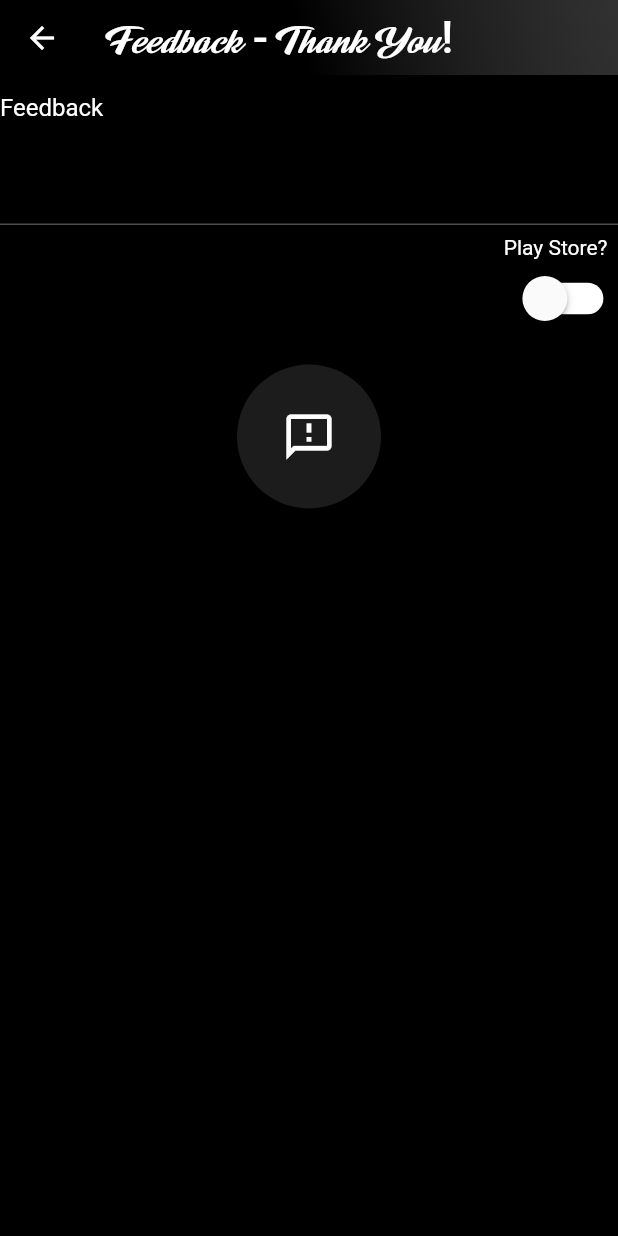
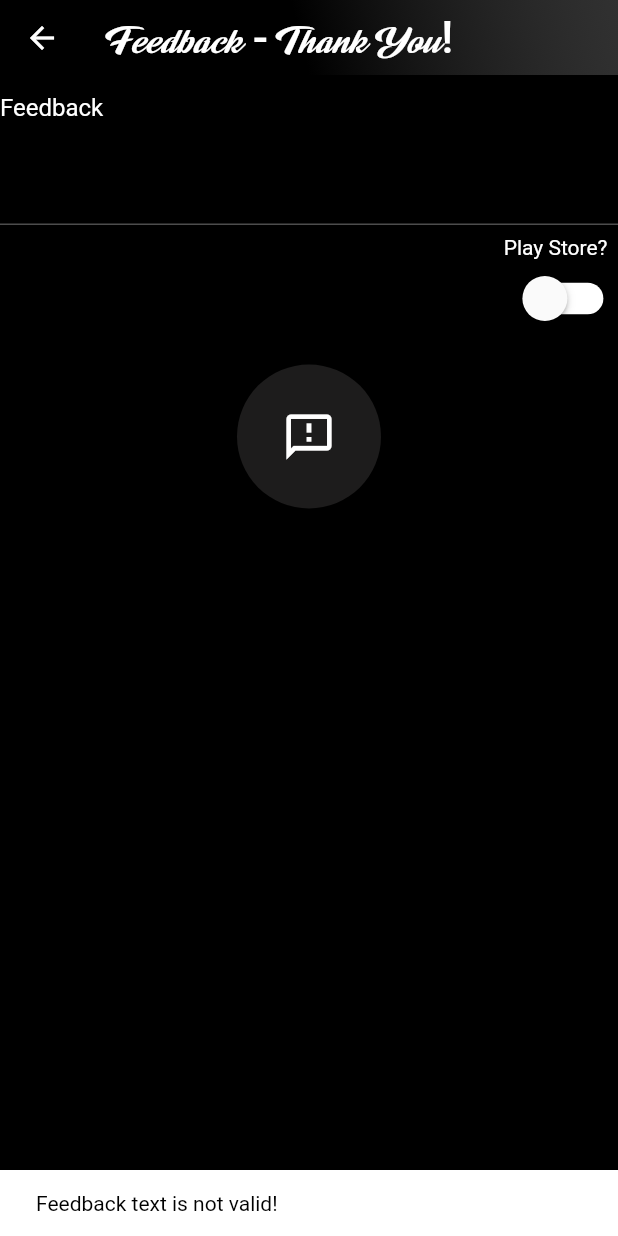
Before and after one commit to MorsCrt/3301456_203301130, a Flutter app: the FeedBack screen opened by its route, after a tap on the "feedback" icon, on a phone screen of 412 x 824 dp. Run offline on Flutter 3.47's test engine with Material 2 defaults, Android fonts, the light colour scheme and no system bars; our stand-ins replace assets_audio_player, cloud_firestore, firebase_auth, firebase_core, pie_chart; accounts and stored records are empty.

Commit message:
feedback firebase confg

```diff
--- a/lib/screens/feedback.dart
+++ b/lib/screens/feedback.dart
@@ -1,4 +1,8 @@
 import 'package:carrental/constants/constant.dart';
+import 'package:carrental/screens/settings.dart';
+import 'package:carrental/services/firestore/firestore_services.dart';
+import 'package:carrental/util/validations.dart';
+import 'package:carrental/util/white_snackbar.dart';
 import 'package:carrental/widgets/Shared/linear_gradien_appbar.dart';
 import 'package:flutter/material.dart';
 
@@ -11,6 +15,9 @@ class FeedBack extends StatefulWidget {
 }
 
 class _FeedBackState extends State<FeedBack> {
+  FirestoreServices service = FirestoreServices();
+  final feedback = TextEditingController();
+
   @override
   Widget build(BuildContext context) {
     var size = MediaQuery.of(context).size;
@@ -25,6 +32,7 @@ class _FeedBackState extends State<FeedBack> {
             SizedBox(
               height: 100,
               child: TextField(
+                controller: feedback,
                 maxLines: 100,
                 style: const TextStyle(color: Colors.white),
                 decoration: InputDecoration(
@@ -76,7 +84,16 @@ class _FeedBackState extends State<FeedBack> {
                   Padding(
                     padding: const EdgeInsets.only(top: 15),
                     child: FloatingActionButton.large(
-                      onPressed: () {},
+                      onPressed: () {
+                        if (nullValid(feedback) == true) {
+                          service.feedBack(feedback.text).then((value) =>
+                              Navigator.pushNamed(
+                                  context, Settings.settingRoute));
+                        } else {
+                          ScaffoldMessenger.of(context).showSnackBar(
+                              whiteSnackBar("Feedback text is not valid!"));
+                        }
+                      },
                       child: const Icon(Icons.feedback_outlined),
                       backgroundColor: const Color.fromARGB(255, 29, 28, 28),
                     ),
--- a/lib/services/firestore/firestore_services.dart
+++ b/lib/services/firestore/firestore_services.dart
@@ -18,4 +18,12 @@ class FirestoreServices {
     });
     return null;
   }
+
+  Future<User?> feedBack(String feedback) async {
+    await firestore
+        .collection("UserFeedbacks")
+        .doc(auth.currentUser!.uid)
+        .set({'feedback': feedback});
+    return null;
+  }
 }
```
